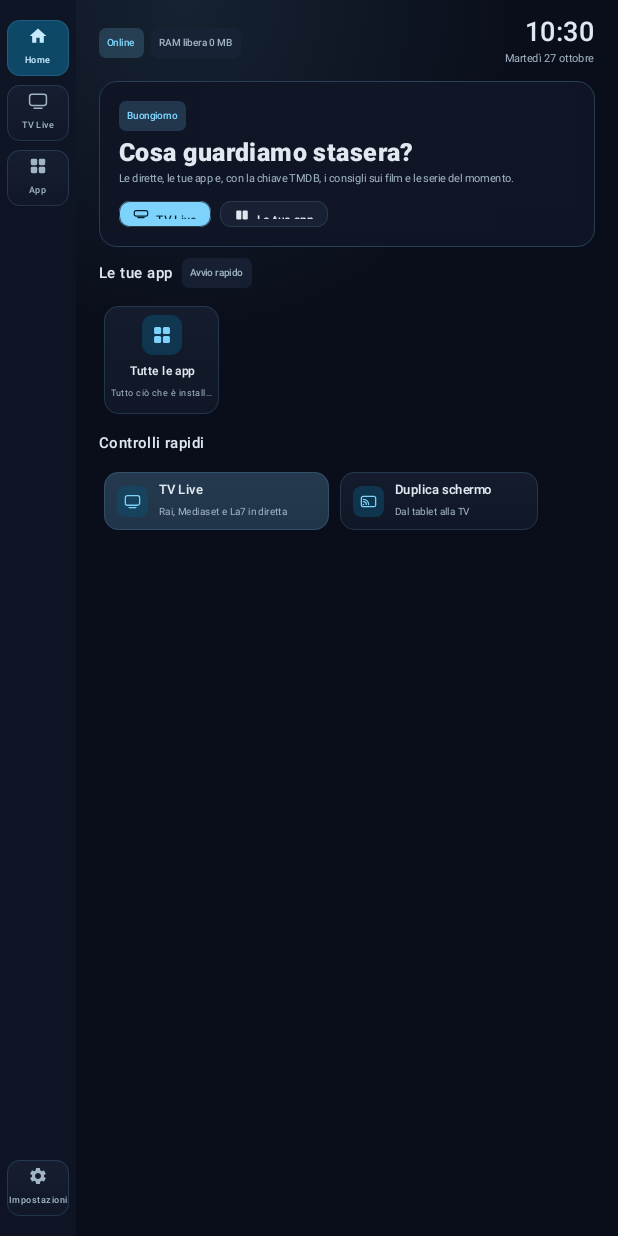
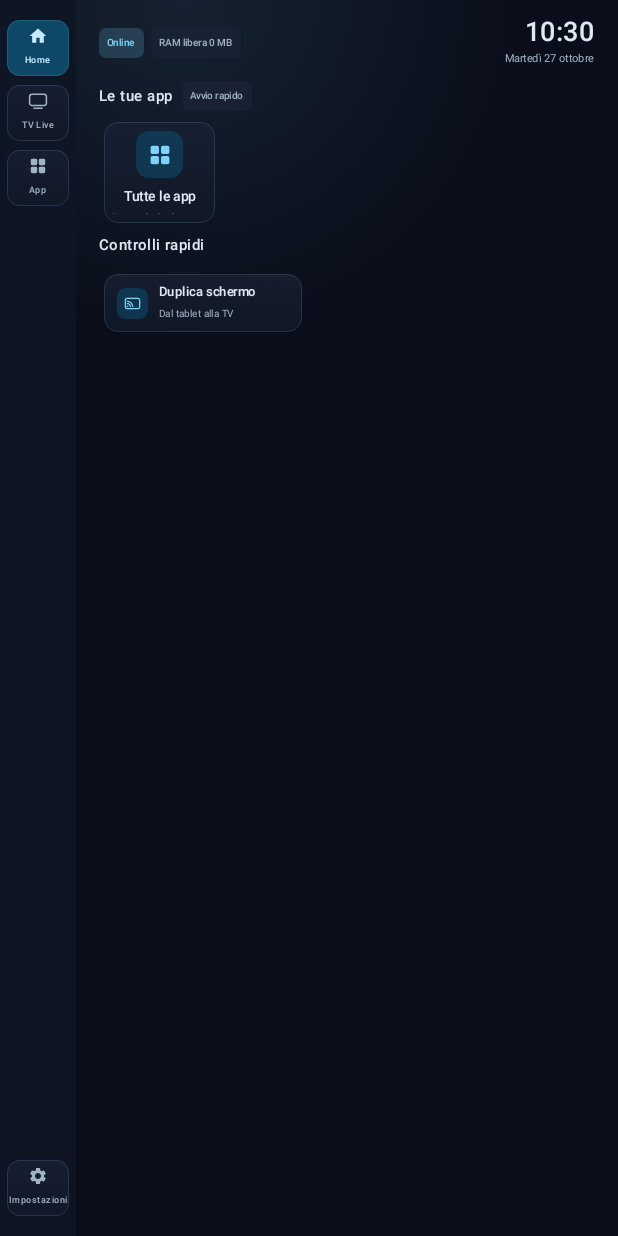
Before and after one commit to rikytax/fire-os-replace, an Android app built with Jetpack Compose: the screen it shows after launch (MainActivity), on a phone screen of 412 x 824 dp. Run offline under Robolectric (Android 15) with nearby library versions, the phone set to English and light mode, and no system bars.

Commit message:
Home: griglia ampia a 4 colonne, Spotify, senza doppione di TV Live e senza banner vuoto; comando ram
- tolti il pulsante TV Live nei controlli rapidi (resta nella barra) e il rettangolo
  'Cosa guardiamo stasera?': il banner compare solo con i suggerimenti TMDB
- app in una griglia a 4 colonne con tessere piu grandi; aggiunto Spotify
- firestick.py ram: processi piu pesanti in memoria, classificati (da tenere, disattivati
  ma attivi, protetti, candidati) per decidere cosa togliere sui dati

Co-Authored-By: Claude Sonnet 5.5 <noreply@anthropic.com>
Claude-Session: https://claude.ai/code/session_01HF6HkLAW9n34jzHv4uufnv

```diff
--- a/app/src/main/kotlin/app/firehome/Apps.kt
+++ b/app/src/main/kotlin/app/firehome/Apps.kt
@@ -18,6 +18,7 @@ private val SHORTCUTS = listOf(
     ShortcutSpec("Disney+", "Cartoni, Marvel, Star Wars", 0xFF113CCF, listOf("com.disney.disneyplus", "Disney")),
     ShortcutSpec("Jellyfin", "La tua libreria di film", 0xFF6B4FBB, listOf("org.jellyfin.androidtv", "Jellyfin")),
     ShortcutSpec("YouTube", "Video e musica", 0xFFD32F2F, listOf("org.smarttube.stable", "com.amazon.firetv.youtube")),
+    ShortcutSpec("Spotify", "Musica e podcast", 0xFF1DB954, listOf("com.spotify.tv.android", "Spotify")),
     ShortcutSpec("BuddyFit", "La tua app", 0xFF1FA67A, listOf("BuddyFit")),
 )
 
--- a/app/src/main/kotlin/app/firehome/MainActivity.kt
+++ b/app/src/main/kotlin/app/firehome/MainActivity.kt
@@ -57,13 +57,11 @@ class MainActivity : ComponentActivity() {
                             Screen.Live -> LiveScreen(channels, apps, onOpen = ::open)
                             Screen.AllApps -> AllAppsScreen(apps, onApp = ::launch, onAmazon = { HomeGuard.openAmazon(this@MainActivity) })
                             else -> HomeScreen(
-                                channels = channels,
                                 last = channels.firstOrNull { it.name == lastName },
                                 shortcuts = apps.shortcuts(),
                                 casa = domotica?.actions?.map { it.name } ?: emptyList(),
                                 suggestions = suggestions,
                                 watchLabel = ::watchLabel,
-                                onLive = { screen = Screen.Live },
                                 onLast = { channels.firstOrNull { it.name == lastName }?.let(::open) },
                                 onApp = ::launch,
                                 onAllApps = { screen = Screen.AllApps },
--- a/app/src/main/kotlin/app/firehome/Ui.kt
+++ b/app/src/main/kotlin/app/firehome/Ui.kt
@@ -86,7 +86,6 @@ import kotlinx.coroutines.delay
 import kotlinx.coroutines.withContext
 import java.net.URL
 import java.text.SimpleDateFormat
-import java.util.Calendar
 import java.util.Date
 import java.util.Locale
 
@@ -319,23 +318,32 @@ private fun AppCard(
     glyph: Glyph? = null,
     iconPkg: String? = null,
     tint: Color = Neutral,
+    big: Boolean = false,
     focusRequester: FocusRequester? = null,
     onClick: () -> Unit,
 ) {
+    val iconSize = if (big) 52.dp else 44.dp
     Panel(modifier, tint, focusRequester = focusRequester, onClick = onClick) {
-        Column(Modifier.fillMaxSize().padding(horizontal = 8.dp, vertical = 10.dp), horizontalAlignment = Alignment.CenterHorizontally) {
+        Column(
+            Modifier.fillMaxSize().padding(horizontal = 8.dp, vertical = 10.dp),
+            verticalArrangement = Arrangement.Center,
+            horizontalAlignment = Alignment.CenterHorizontally,
+        ) {
             when {
-                iconPkg != null -> AppIcon(iconPkg, 44.dp)
-                glyph != null -> GlyphBadge(glyph, 44.dp)
+                iconPkg != null -> AppIcon(iconPkg, iconSize)
+                glyph != null -> GlyphBadge(glyph, iconSize)
             }
-            Spacer(Modifier.height(6.dp))
-            Text(title, fontSize = 13.sp, fontWeight = FontWeight.SemiBold, color = OnSurface, maxLines = 1, overflow = TextOverflow.Ellipsis, textAlign = TextAlign.Center)
+            Spacer(Modifier.height(if (big) 8.dp else 6.dp))
+            Text(title, fontSize = if (big) 15.sp else 13.sp, fontWeight = FontWeight.SemiBold, color = OnSurface, maxLines = 1, overflow = TextOverflow.Ellipsis, textAlign = TextAlign.Center)
             if (desc != null) {
-                Text(desc, fontSize = 10.sp, color = OnVariant, maxLines = 2, overflow = TextOverflow.Ellipsis, textAlign = TextAlign.Center)
+                Text(desc, fontSize = if (big) 11.sp else 10.sp, color = OnVariant, maxLines = if (big) 1 else 2, overflow = TextOverflow.Ellipsis, textAlign = TextAlign.Center)
             }
         }
     }
 }
+
+/** Una voce della griglia delle app nella Home. */
+private class GridItem(val title: String, val desc: String?, val pkg: String?, val glyph: Glyph?, val tint: Color, val onClick: () -> Unit)
 
 @Composable
 private fun PosterCard(s: Suggestion, onClick: () -> Unit) {
@@ -383,15 +391,13 @@ private fun HeroButton(label: String, glyph: Glyph?, primary: Boolean, focusRequ
 
 @Composable
 private fun Hero(
-    spot: Suggestion?,
+    spot: Suggestion,
     watchLabel: String,
-    focus: FocusRequester,
+    focus: FocusRequester?,
     onWatch: () -> Unit,
     onNext: () -> Unit,
-    onLive: () -> Unit,
-    onApps: () -> Unit,
 ) {
-    val backdrop = rememberRemoteImage(spot?.backdropUrl)
+    val backdrop = rememberRemoteImage(spot.backdropUrl)
     val shape = RoundedCornerShape(20.dp)
     Box(
         Modifier
@@ -407,7 +413,6 @@ private fun Hero(
         Box(Modifier.fillMaxSize().background(Brush.verticalGradient(listOf(Color.Transparent, SurfaceDim))))
         Box(Modifier.fillMaxSize().background(Brush.horizontalGradient(listOf(SurfaceDim, SurfaceDim.copy(alpha = 0.6f), Color.Transparent))))
         Column(Modifier.align(Alignment.BottomStart).padding(22.dp).widthIn(max = 520.dp)) {
-            if (spot != null) {
             Row(horizontalArrangement = Arrangement.spacedBy(6.dp), verticalAlignment = Alignment.CenterVertically) {
                 Chip("In primo piano", Primary, filled = true)
                 Chip(spot.kind)
@@ -423,17 +428,6 @@ private fun Hero(
             Row(horizontalArrangement = Arrangement.spacedBy(10.dp)) {
                 HeroButton(watchLabel, Glyph.Play, primary = true, focusRequester = focus, onClick = onWatch)
                 HeroButton("Altro titolo", null, primary = false, onClick = onNext)
-                }
-            } else {
-                Chip(greeting(), Primary, filled = true)
-                Spacer(Modifier.height(8.dp))
-                Text("Cosa guardiamo stasera?", fontSize = 28.sp, fontWeight = FontWeight.Black, color = OnSurface, maxLines = 1)
-                Text("Le dirette, le tue app e, con la chiave TMDB, i consigli sui film e le serie del momento.", fontSize = 12.sp, color = OnVariant, maxLines = 2, overflow = TextOverflow.Ellipsis)
-                Spacer(Modifier.height(12.dp))
-                Row(horizontalArrangement = Arrangement.spacedBy(10.dp)) {
-                    HeroButton("TV Live", Glyph.Tv, primary = true, focusRequester = focus, onClick = onLive)
-                    HeroButton("Le tue app", Glyph.Grid, primary = false, onClick = onApps)
-                }
             }
         }
     }
@@ -524,13 +518,6 @@ private fun StatusBar() {
     }
 }
 
-private fun greeting(): String = when (Calendar.getInstance().get(Calendar.HOUR_OF_DAY)) {
-    in 5..11 -> "Buongiorno"
-    in 12..17 -> "Buon pomeriggio"
-    in 18..22 -> "Buonasera"
-    else -> "Buonanotte"
-}
-
 @Composable
 private fun SectionTitle(text: String, note: String? = null) {
     Row(verticalAlignment = Alignment.CenterVertically, horizontalArrangement = Arrangement.spacedBy(10.dp)) {
@@ -543,13 +530,11 @@ private fun SectionTitle(text: String, note: String? = null) {
 
 @Composable
 fun HomeScreen(
-    channels: List<Channel>,
     last: Channel?,
     shortcuts: List<Shortcut>,
     casa: List<String>,
     suggestions: List<Suggestion>,
     watchLabel: (Suggestion) -> String,
-    onLive: () -> Unit,
     onLast: () -> Unit,
     onApp: (InstalledApp) -> Unit,
     onAllApps: () -> Unit,
@@ -561,34 +546,41 @@ fun HomeScreen(
     var heroIndex by remember { mutableIntStateOf(0) }
     val spots = suggestions.filter { it.backdropUrl != null }.ifEmpty { suggestions }
     val spot = if (spots.isEmpty()) null else spots[heroIndex % spots.size]
-    val liveDesc = if (channels.any { it.stream != null }) "I tuoi canali e le dirette ufficiali" else "Rai, Mediaset e La7 in diretta"
+    val gridItems = shortcuts.map { s -> GridItem(s.label, s.desc, s.app.pkg, null, s.color) { onApp(s.app) } } +
+        GridItem("Tutte le app", "Tutto ciò che è installato", null, Glyph.Grid, Neutral, onAllApps)
+    val columns = 4
     LazyColumn(
         Modifier.fillMaxSize(),
         contentPadding = PaddingValues(horizontal = 26.dp, vertical = 18.dp),
         verticalArrangement = Arrangement.spacedBy(12.dp),
     ) {
         item { StatusBar() }
+        if (spot != null) {
             item {
                 Hero(
                     spot = spot,
-                watchLabel = spot?.let(watchLabel) ?: "",
+                    watchLabel = watchLabel(spot),
                     focus = focus,
-                onWatch = { spot?.let(onSuggestion) },
+                    onWatch = { onSuggestion(spot) },
                     onNext = { heroIndex++ },
-                onLive = onLive,
-                onApps = onAllApps,
                 )
             }
+        }
         item { SectionTitle("Le tue app", "Avvio rapido") }
+        // Griglia a 4 colonne: righe fisse dentro la colonna che scorre, con tessere ampie.
+        gridItems.chunked(columns).forEach { row ->
             item {
-            LazyRow(
-                horizontalArrangement = Arrangement.spacedBy(12.dp),
-                contentPadding = PaddingValues(horizontal = 6.dp, vertical = 8.dp),
-            ) {
-                items(shortcuts) { s ->
-                    AppCard(s.label, s.desc, Modifier.size(128.dp, 120.dp), iconPkg = s.app.pkg, tint = s.color) { onApp(s.app) }
+                Row(Modifier.fillMaxWidth().padding(horizontal = 6.dp), horizontalArrangement = Arrangement.spacedBy(14.dp)) {
+                    row.forEach { g ->
+                        AppCard(
+                            g.title, g.desc, Modifier.weight(1f).height(112.dp),
+                            glyph = g.glyph, iconPkg = g.pkg, tint = g.tint, big = true,
+                            focusRequester = if (spot == null && g === gridItems.first()) focus else null,
+                            onClick = g.onClick,
+                        )
                     }
-                item { AppCard("Tutte le app", "Tutto ciò che è installato", Modifier.size(128.dp, 120.dp), glyph = Glyph.Grid, onClick = onAllApps) }
+                    repeat(columns - row.size) { Spacer(Modifier.weight(1f)) }
+                }
             }
         }
         item { SectionTitle("Controlli rapidi") }
@@ -597,7 +589,6 @@ fun HomeScreen(
                 horizontalArrangement = Arrangement.spacedBy(12.dp),
                 contentPadding = PaddingValues(horizontal = 6.dp, vertical = 8.dp),
             ) {
-                item { WideCard("TV Live", liveDesc, Modifier.size(250.dp, 64.dp), glyph = Glyph.Tv, tint = Primary, compact = true, onClick = onLive) }
                 if (last != null) {
                     item { WideCard("Riprendi", last.name, Modifier.size(200.dp, 64.dp), glyph = Glyph.Play, compact = true, onClick = onLast) }
                 }
```
Also changed, not shown: 2 other files. Lines whose indentation alone changed are shown as unchanged.
